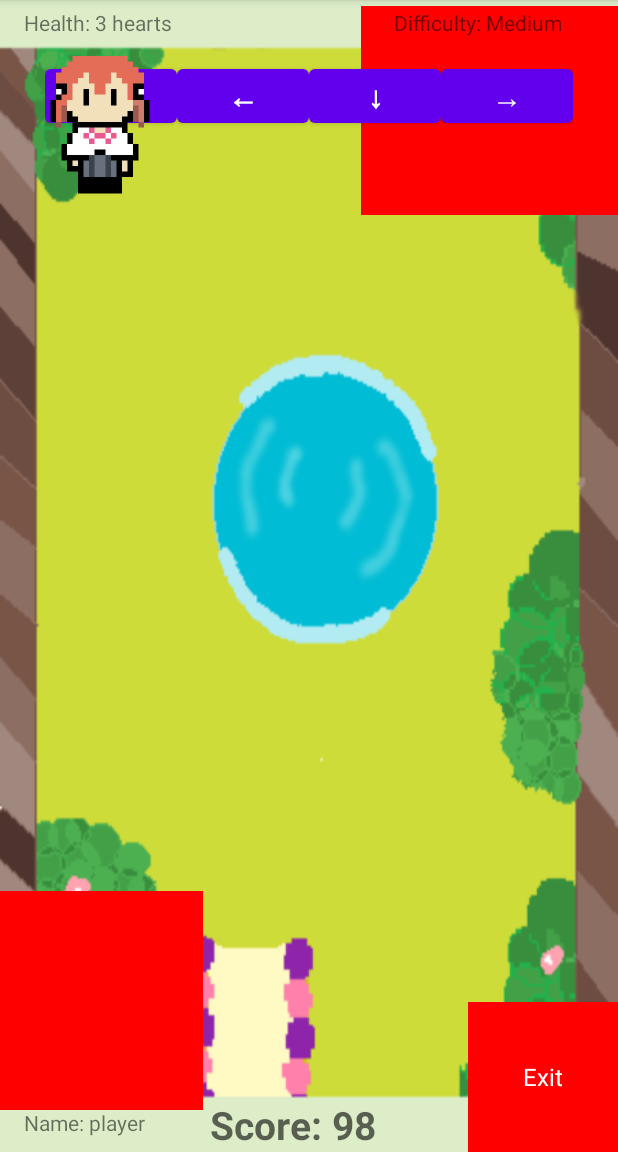
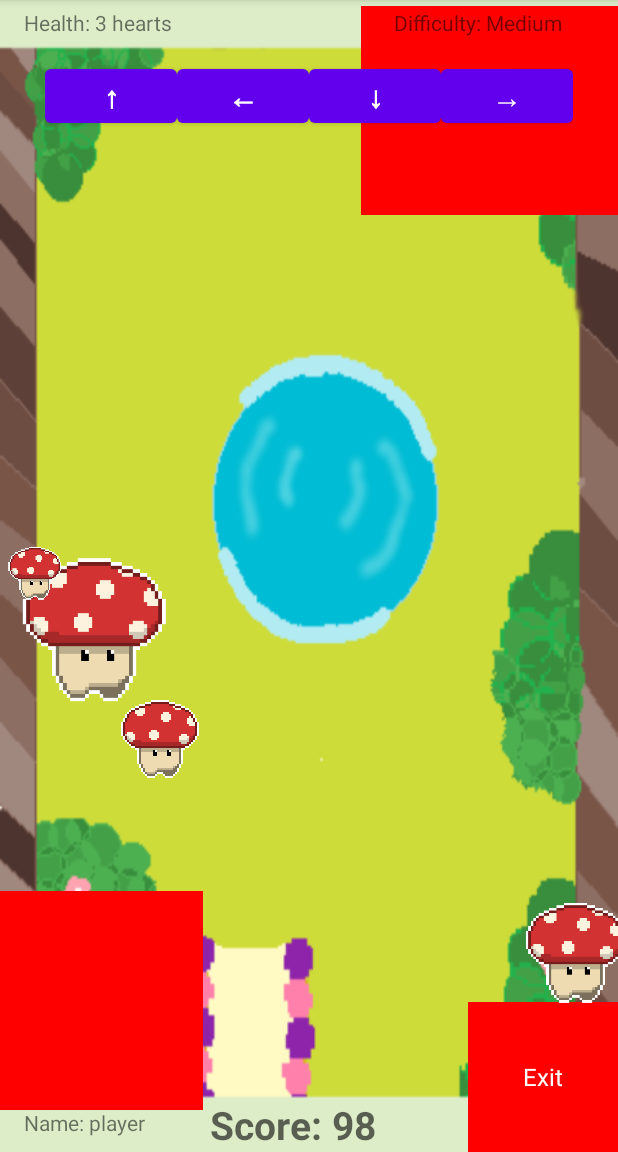
Before and after one commit to husnajakeer/CS2340C_Team1, an Android app: the GameScreen screen opened directly, with no data from a screen before it, on a phone screen of 412 x 824 dp, the part 84-1236 px from its top. Run offline under Robolectric (Android 15) with nearby library versions, the phone set to English and light mode, and no system bars.

Commit message:
enemy movement and mushroom sprites

```diff
--- a/app/src/main/java/com/example/team1game/Model/Enemy.java
+++ b/app/src/main/java/com/example/team1game/Model/Enemy.java
@@ -23,6 +23,7 @@ public class Enemy extends Entity {
         super(name, livingStatus, health);
         this.damage = damage;
         this.movementSpeed = movementSpeed;
+        this.enemyMovement = new EnemyMovement(this);
     }
 
     /**
@@ -35,6 +36,8 @@ public class Enemy extends Entity {
     public Enemy(String name, boolean livingStatus, int damage) {
         super(name, livingStatus);
         this.damage = damage;
+        this.enemyMovement = new EnemyMovement(this);
+
     }
 
     /**
@@ -46,6 +49,8 @@ public class Enemy extends Entity {
     public Enemy(String name, int damage) {
         super(name);
         this.damage = damage;
+        this.enemyMovement = new EnemyMovement(this);
+
     }
 
     /**
@@ -73,6 +78,14 @@ public class Enemy extends Entity {
     public void setMovementSpeed(int movementSpeed) {
         this.movementSpeed = movementSpeed;
     }
+
+    public EnemyMovement getEnemyMovement() {
+        return enemyMovement;
+    }
+
+    public void setEnemyMovement(EnemyMovement enemyMovement) {
+        this.enemyMovement = enemyMovement;
+    }
     /*
     @Override
     public void onCollision(Object object1, Object object2) {
--- a/app/src/main/java/com/example/team1game/Model/EnemyMovement.java
+++ b/app/src/main/java/com/example/team1game/Model/EnemyMovement.java
@@ -16,9 +16,16 @@ public class EnemyMovement implements Movement{
     private int spriteWidth;
     private int spriteHeight;
     private Random random = new Random();
+    public EnemyMovement(Enemy enemy){
+
+        this.enemy = enemy;
+        this.screenWidth = 1080;
+        this.screenHeight = 2160;
+        this.spriteWidth = 32;
+        this.spriteHeight = 32;
+    }
     public void moveRandomly() {
         int randomDirection = random.nextInt(4); // 0: Left, 1: Right, 2: Up, 3: Down
-
         switch (randomDirection) {
             case 0:
                 moveLeft();
@@ -33,36 +40,64 @@ public class EnemyMovement implements Movement{
                 moveDown();
                 break;
         }
+        System.out.println(enemy.getX() + " " + enemy.getY());
     }
     public void moveLinearly() {
         int currentY = enemy.getY();
+        // implement movement speed later
         int movementSpeed = enemy.getMovementSpeed();
 
-        if (canMoveUp && currentY - movementSpeed >= 0) {
-            moveUp();
-        } else {
+        if (currentY <= 0) {
+            // At the top of the screen, switch to move downwards
             canMoveUp = false;
             canMoveDown = true;
             moveDown();
+        } else if (currentY >= screenHeight - spriteHeight) {
+            // At the bottom of the screen, switch to move upwards
+            canMoveUp = true;
+            canMoveDown = false;
+            moveUp();
+        } else {
+            // Continue moving in the current direction
+            if (canMoveUp) {
+                moveUp();
+            } else {
+                moveDown();
+            }
+        }
+    }
+
+    @Override
+    public void moveLeft() {
+        if (canMoveLeft) {
+            int x = enemy.getX();
+            x = Math.max(x - 10, 0);
+            enemy.setX(x);
+        }
+    }
+    // TODO: implement these methods
+    @Override
+    public void moveRight() {
+        if (canMoveRight) {
+            int x = enemy.getX();
+            x = Math.min(x + 10, screenWidth - spriteWidth);
+            enemy.setX(x);
         }
     }
     @Override
-    public void moveLeft() {
-
+    public void moveUp() {
+        if (canMoveUp) {
+            int y = enemy.getY();
+            y = Math.max(y - 10, 0);
+            enemy.setY(y);
+        }
     }
-
-    @Override
-    public void moveRight() {
-
-    }
-
-    @Override
-    public void moveUp() {
-
-    }
-
     @Override
     public void moveDown() {
-
+        if (canMoveDown) {
+            int y = enemy.getY();
+            y = Math.min(y + 10, screenHeight - spriteHeight);
+            enemy.setY(y);
+        }
     }
 }
--- a/app/src/main/java/com/example/team1game/Model/GameLoop.java
+++ b/app/src/main/java/com/example/team1game/Model/GameLoop.java
@@ -23,7 +23,6 @@ public class GameLoop extends SurfaceView implements Runnable {
         super(context);
         surfaceHolder = getHolder();
         enemies = new Enemy[4]; // Initialize the array with 4 enemies
-        enemyMovement = new EnemyMovement();
         enemies[0] = EnemyFactory.createFastEnemy("FastEnemy", 100, 10, 20);
         enemies[1] = EnemyFactory.createSlowEnemy("SlowEnemy", 150, 5, 5);
         enemies[2] = EnemyFactory.createSmallEnemy("SmallEnemy", 75, 15, 10);
--- a/app/src/main/java/com/example/team1game/ModelView/GameScreen.java
+++ b/app/src/main/java/com/example/team1game/ModelView/GameScreen.java
@@ -19,7 +19,6 @@ import com.example.team1game.Model.Player;
 import com.example.team1game.Model.PlayerMovement;
 import com.example.team1game.R;
 import com.example.team1game.View.Room2;
-import com.google.android.gms.games.Game;
 
 import java.util.ArrayList;
 import java.util.List;
@@ -30,8 +29,6 @@ public class GameScreen extends AppCompatActivity {
     private ImageView characterSprite;
     private List<Enemy> enemies;
     private List<ImageView> enemyViews;
-    private GameLoop gameLoop;
-
     private Handler scoreHandler = new Handler();
     private Handler movementHandler = new Handler();
     private Handler obstacleHandler = new Handler();
@@ -64,24 +61,36 @@ public class GameScreen extends AppCompatActivity {
 
         // Create a fast enemy and set its sprite
         Enemy fastEnemy = EnemyFactory.createFastEnemy("FastEnemy", 100, 10, 20);
-        ImageView fastEnemySprite = findViewById(R.id.FastEnemy);
+        ImageView fastEnemySprite = findViewById(R.id.fastEnemy);
+        fastEnemy.setX(100);
+        fastEnemy.setY(800);
         enemies.add(fastEnemy);
         enemyViews.add(fastEnemySprite);
 
-        /*// Create a slow enemy and set its sprite
+        // Create a slow enemy and set its sprite
         Enemy slowEnemy = EnemyFactory.createSlowEnemy("SlowEnemy", 150, 5, 5);
-        //slowEnemy.setSprite(R.drawable.slow_enemy_sprite); // Set the appropriate sprite resource
+        ImageView slowEnemySprite = findViewById(R.id.slowEnemy);
+        slowEnemy.setX(800);
+        slowEnemy.setY(800);
         enemies.add(slowEnemy);
+        enemyViews.add(slowEnemySprite);
 
         // Create a small enemy and set its sprite
         Enemy smallEnemy = EnemyFactory.createSmallEnemy("SmallEnemy", 75, 15, 10);
-        //smallEnemy.setSprite(R.drawable.small_enemy_sprite); // Set the appropriate sprite resource
+        ImageView smallEnemySprite = findViewById(R.id.smallEnemy);
+        slowEnemy.setX(1000);
+        slowEnemy.setY(1000);
         enemies.add(smallEnemy);
+        enemyViews.add(smallEnemySprite);
 
         // Create a big enemy and set its sprite
         Enemy bigEnemy = EnemyFactory.createBigEnemy("BigEnemy", 200, 20, 15);
-        //bigEnemy.setSprite(R.drawable.big_enemy_sprite); // Set the appropriate sprite resource
-        enemies.add(bigEnemy);*/
+        ImageView bigEnemySprite = findViewById(R.id.bigEnemy);
+        slowEnemy.setX(500);
+        slowEnemy.setY(1000);
+        enemies.add(bigEnemy);
+        enemyViews.add(bigEnemySprite);
+
         setupUIElements();
     }
 
@@ -276,18 +285,28 @@ public class GameScreen extends AppCompatActivity {
         obstacleHandler.post(collisionCheckRunnable);
     }
     private void moveEnemies() {
-        for (int i = 0; i < enemies.size(); i++) {
+        // first half move randomly
+        for (int i = 0; i < enemies.size() / 2; i++) {
             Enemy enemy = enemies.get(i);
 
-            // Calculate random position changes for each enemy
-            int deltaX = getRandomDelta();
-            int deltaY = getRandomDelta();
+            // Update the enemy's position
+            enemy.getEnemyMovement().moveRandomly();
+            enemy.setX(enemy.getX());
+            enemy.setY(enemy.getY());
+            enemyViews.get(i).setX(enemy.getX());
+            enemyViews.get(i).setY(enemy.getY());
+            System.out.println(enemy.getX() + "" + enemy.getY());
+        }
+        // 2nd half move linearly (be careful of starting arr size)
+        for (int i = enemies.size() / 2; i < enemies.size() ; i++) {
+            Enemy enemy = enemies.get(i);
 
             // Update the enemy's position
-            enemy.setX(enemy.getX() + deltaX);
-            enemy.setY(enemy.getY() + deltaY);
-            enemyViews.get(i).setX(enemy.getX() + deltaX);
-            enemyViews.get(i).setY(enemy.getY() + deltaY);
+            enemy.getEnemyMovement().moveLinearly();
+            enemy.setX(enemy.getX());
+            enemy.setY(enemy.getY());
+            enemyViews.get(i).setX(enemy.getX());
+            enemyViews.get(i).setY(enemy.getY());
             System.out.println(enemy.getX() + "" + enemy.getY());
         }
 
@@ -305,10 +324,6 @@ public class GameScreen extends AppCompatActivity {
         enemyMovementHandler.removeCallbacksAndMessages(null);
     }
 
-    private int getRandomDelta() {
-        // Generate a random delta value within a reasonable range
-        return (int) (Math.random() * 20 - 10); // Adjust the range as needed
-    }
 
     private void goToRoom2() {
         String sprite = getIntent().getStringExtra("sprite");
@@ -329,6 +344,7 @@ public class GameScreen extends AppCompatActivity {
         scoreHandler.removeCallbacksAndMessages(null);
         movementHandler.removeCallbacksAndMessages(null);
         obstacleHandler.removeCallbacksAndMessages(null);
+        enemyMovementHandler.removeCallbacksAndMessages(null);
 
     }
 
--- a/app/src/main/res/layout/activity_game_screen.xml
+++ b/app/src/main/res/layout/activity_game_screen.xml
@@ -158,10 +158,34 @@
     </LinearLayout>
 
     <ImageView
-        android:id="@+id/FastEnemy"
+        android:id="@+id/fastEnemy"
+        android:layout_width="68dp"
+        android:layout_height="64dp"
+        app:srcCompat="@drawable/mushroom_enemy"
+        tools:layout_editor_absoluteX="72dp"
+        tools:layout_editor_absoluteY="406dp" />
+
+    <ImageView
+        android:id="@+id/slowEnemy"
+        android:layout_width="89dp"
+        android:layout_height="82dp"
+        app:srcCompat="@drawable/mushroom_enemy"
+        tools:layout_editor_absoluteX="164dp"
+        tools:layout_editor_absoluteY="468dp" />
+    <ImageView
+        android:id="@+id/bigEnemy"
         android:layout_width="128dp"
         android:layout_height="117dp"
-        app:srcCompat="@drawable/eva_idle"
-        tools:layout_editor_absoluteX="66dp"
-        tools:layout_editor_absoluteY="383dp" />
+        app:srcCompat="@drawable/mushroom_enemy"
+        tools:layout_editor_absoluteX="191dp"
+        tools:layout_editor_absoluteY="535dp" />
+
+    <ImageView
+        android:id="@+id/smallEnemy"
+        android:layout_width="47dp"
+        android:layout_height="43dp"
+        app:srcCompat="@drawable/mushroom_enemy"
+        tools:layout_editor_absoluteX="272dp"
+        tools:layout_editor_absoluteY="468dp" />
+
 </androidx.constraintlayout.widget.ConstraintLayout>
```
Also changed, not shown: app/src/main/res/drawable/mushroom_enemy.png (added), 1 other file.
